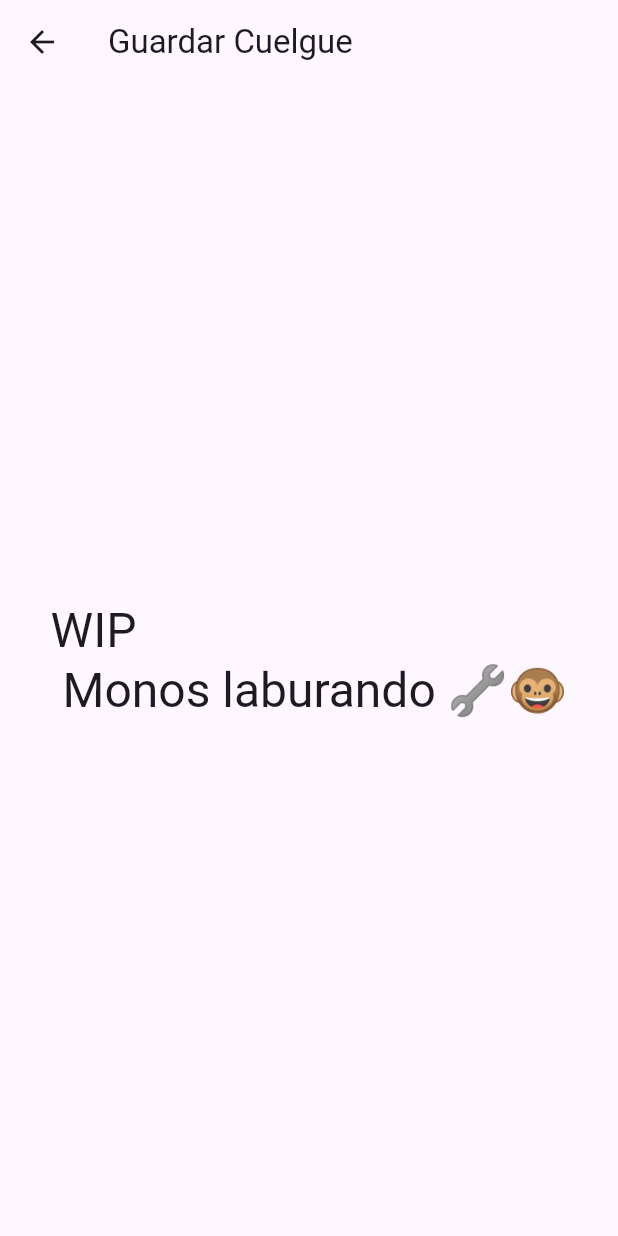
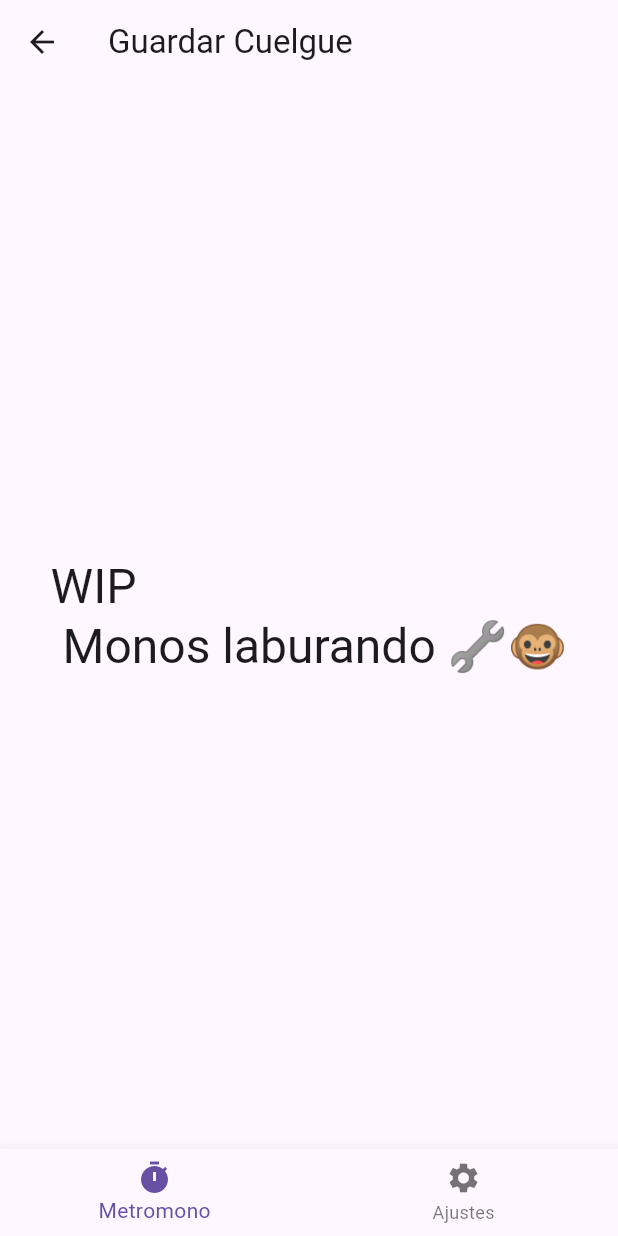
Before and after one commit to AlvaroFerGar/monkimeter, a Flutter app: the GuardarCuelguePage screen opened by its route, on a phone screen of 412 x 824 dp. Run offline on Flutter 3.47's test engine with Material 3 defaults, Android fonts, the phone set to English and light mode, and no system bars; our stand-ins replace audioplayers, flutter_tts, shared_preferences, sqflite; accounts and stored records are empty.

Commit message:
Se añade barra de navegación entre las páginas

```diff
--- a/lib/save_page.dart
+++ b/lib/save_page.dart
@@ -13,6 +13,25 @@ class GuardarCuelguePage extends StatelessWidget {
           style: Theme.of(context).textTheme.headlineLarge,
         ),
       ),
+      bottomNavigationBar: BottomNavigationBar(
+      items: const <BottomNavigationBarItem>[
+        BottomNavigationBarItem(
+          icon: Icon(Icons.timer),
+          label: 'Metromono',
+        ),
+        BottomNavigationBarItem(
+          icon: Icon(Icons.settings),
+          label: 'Ajustes',
+        ),
+      ],
+      onTap: (index) {
+        if (index == 0) {
+          Navigator.pushReplacementNamed(context, '/metromono');
+        } else if (index == 1) {
+          Navigator.pushReplacementNamed(context, '/ajustes');
+        }
+      },
+    ),
     );
   }
 }
```
Also changed, not shown: lib/metromono_page.dart (+19 -0 lines), lib/settings_page.dart (+21 -2 lines).
